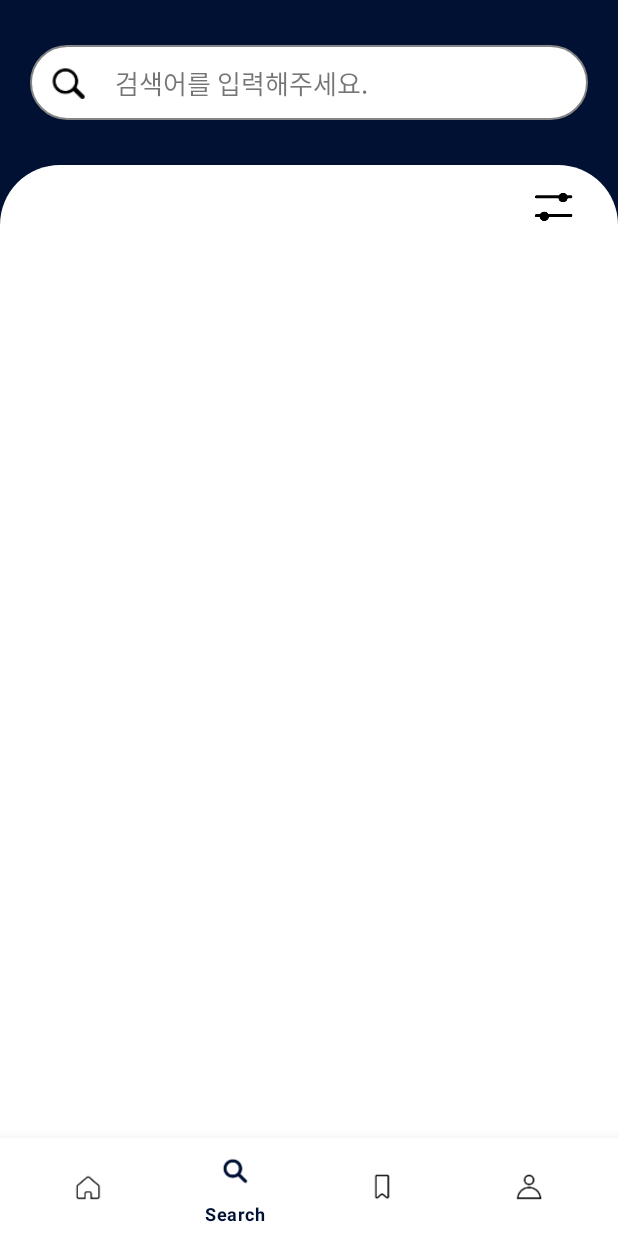
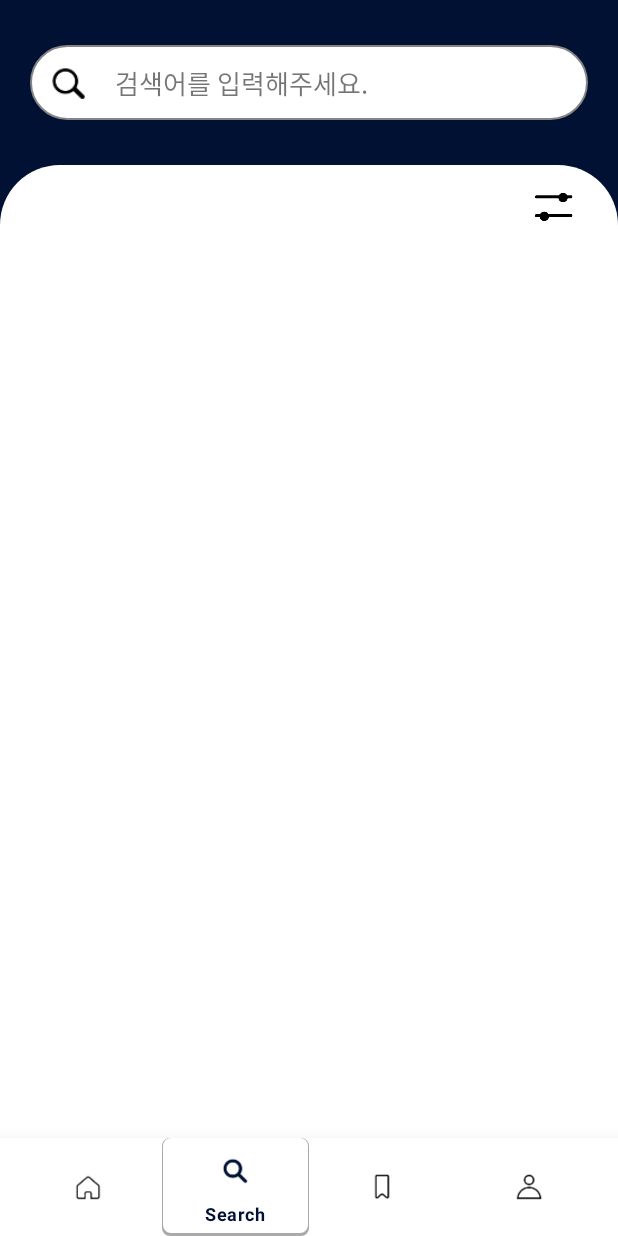
Before and after one commit to cocktail-dakk/cocktail_dakk_android, an Android app: the MainActivity screen opened directly, with no data from a screen before it, on a phone screen of 412 x 824 dp. Run offline under Robolectric (Android 15) with nearby library versions, the phone set to English and light mode, and no system bars; our stand-ins replace FlexboxLayout, Room's generated code, RxJava, navigation-ui; libraries missing offline, so code that uses them is left out: hearsilent.discreteslider; plain views replace DiscreteSlider, RealtimeBlurView, widget; pictures from the network do not load; 4 statements that could not run were skipped.

Commit message:
sherlock: Bottomnavigation 수정 2 그림자 지정완료, 사각형 크기 조절만 하면 됨

```diff
--- /dev/null
+++ b/app/src/main/res/drawable/round_rect_foursoftgrey.xml
@@ -0,0 +1,14 @@
+<?xml version="1.0" encoding="utf-8"?>
+<shape xmlns:android="http://schemas.android.com/apk/res/android"
+    android:shape="rectangle" >
+    <solid android:color="@color/soft_grey"/>
+    <corners
+        android:topLeftRadius="30dp"
+        android:topRightRadius="30dp"
+        android:bottomRightRadius="30dp"
+        android:bottomLeftRadius="30dp"/>
+
+<!--    <stroke-->
+<!--        android:width="1dp"-->
+<!--        android:color="@color/white" />-->
+</shape>
--- /dev/null
+++ b/app/src/main/res/drawable/selected_navigation_backboard.xml
@@ -0,0 +1,31 @@
+<?xml version="1.0" encoding="utf-8"?>
+
+<selector xmlns:android="http://schemas.android.com/apk/res/android">
+<!--    // is checked-->
+    <item android:state_checked="true">
+        <layer-list>
+            <item android:drawable="@drawable/round_rect_foursoftgrey" />
+
+<!--            아래 밑에 두 item은 그림자를 위함-->
+            <item >
+                <shape
+                    android:shape="rectangle">
+                    <solid android:color="@android:color/darker_gray" />
+                    <corners android:radius="5dp"/>
+                </shape>
+            </item>
+
+            <item android:right="1dp" android:left="1dp" android:bottom="2dp">
+                <shape
+                    android:shape="rectangle">
+                    <solid android:color="@android:color/white"/>
+                    <corners android:radius="5dp"/>
+                </shape>
+            </item>
+        </layer-list>
+    </item>
+
+<!--    // false 인 경우-->
+    <item
+        android:drawable="@android:color/transparent" />
+</selector>
--- a/app/src/main/res/layout/activity_main.xml
+++ b/app/src/main/res/layout/activity_main.xml
@@ -149,6 +149,7 @@
             android:layout_height="65dp"
             android:background="@drawable/shape_rect_white"
             android:backgroundTint="@android:color/transparent"
+            app:itemBackground="@drawable/selected_navigation_backboard"
             app:itemIconSize="28dp"
             app:labelVisibilityMode="auto"
             android:paddingHorizontal="10dp"
```
Also changed, not shown: app/src/main/res/drawable/selceted_navigation.xml (deleted, +0 -7 lines), app/src/main/res/drawable/shape_test.xml (added, +34 -0 lines).
